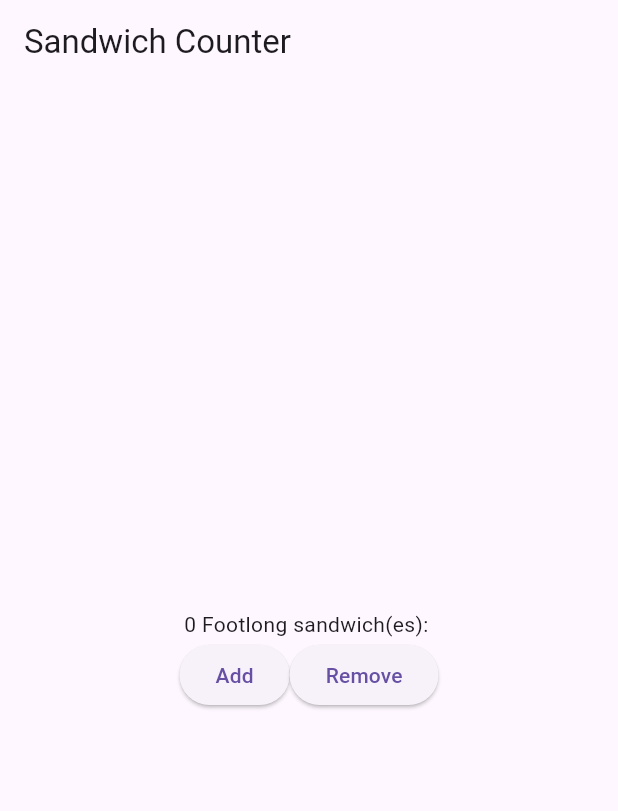
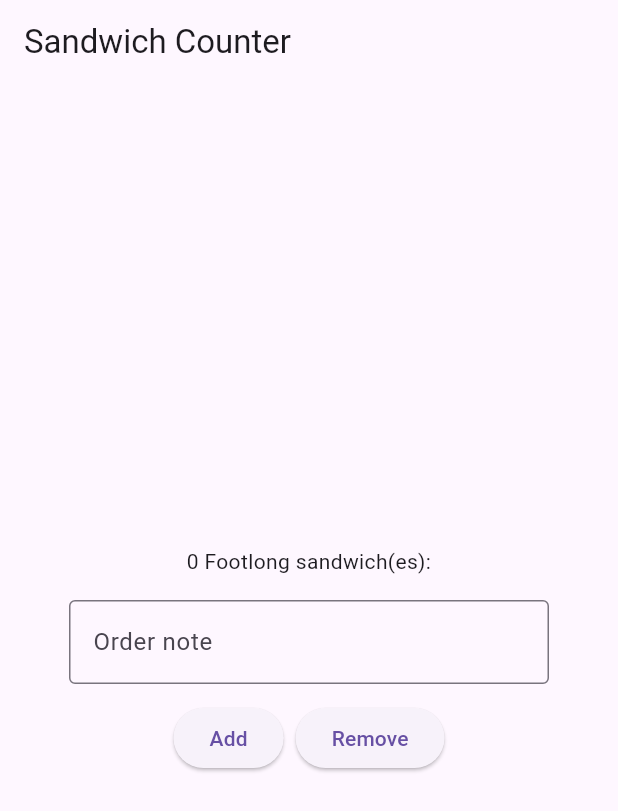
Before and after one commit to pundefined/sandwich_shop, a Flutter app: the screen it shows after launch, after a tap on "Add", after a tap on "Remove", on a phone screen of 412 x 824 dp. Shown: the top 811 px of the screen. Run offline on Flutter 3.47's test engine with Material 3 defaults, Android fonts, the phone set to English and light mode, and no system bars.

Commit message:
Add order notes field

```diff
--- a/lib/main.dart
+++ b/lib/main.dart
@@ -29,16 +29,36 @@ class OrderScreen extends StatefulWidget {
 
 class _OrderScreenState extends State<OrderScreen> {
   int _quantity = 0;
+  String _note = '';
+  late final TextEditingController _noteController;
+
+  @override
+  void initState() {
+    super.initState();
+    _noteController = TextEditingController();
+  }
+
+  @override
+  void dispose() {
+    _noteController.dispose();
+    super.dispose();
+  }
 
   void _increaseQuantity() {
     if (_quantity < widget.maxQuantity) {
-      setState(() => _quantity++);
+      setState(() {
+        _note = _noteController.text;
+        _quantity++;
+      });
     }
   }
 
   void _decreaseQuantity() {
     if (_quantity > 0) {
-      setState(() => _quantity--);
+      setState(() {
+        _note = _noteController.text;
+        _quantity--;
+      });
     }
   }
 
@@ -55,7 +75,22 @@ class _OrderScreenState extends State<OrderScreen> {
             OrderItemDisplay(
               _quantity,
               'Footlong',
+              note: _note,
             ),
+            const SizedBox(height: 16),
+            SizedBox(
+              width: 320,
+              child: TextField(
+                controller: _noteController,
+                decoration: const InputDecoration(
+                  labelText: 'Order note',
+                  hintText: 'e.g., no onions, extra pickles',
+                  border: OutlineInputBorder(),
+                ),
+                textInputAction: TextInputAction.done,
+              ),
+            ),
+            const SizedBox(height: 12),
             Row(
               mainAxisAlignment: MainAxisAlignment.center,
               children: [
@@ -63,6 +98,7 @@ class _OrderScreenState extends State<OrderScreen> {
                   onPressed: _increaseQuantity,
                   child: const Text('Add'),
                 ),
+                const SizedBox(width: 8),
                 ElevatedButton(
                   onPressed: _decreaseQuantity,
                   child: const Text('Remove'),
@@ -79,11 +115,17 @@ class _OrderScreenState extends State<OrderScreen> {
 class OrderItemDisplay extends StatelessWidget {
   final int quantity;
   final String itemType;
+  final String note;
 
-  const OrderItemDisplay(this.quantity, this.itemType, {super.key});
+  const OrderItemDisplay(this.quantity, this.itemType,
+      {super.key, this.note = ''});
 
   @override
   Widget build(BuildContext context) {
-    return Text('$quantity $itemType sandwich(es): ${'🥪' * quantity}');
+    final noteText = note.isNotEmpty ? '\nNote: $note' : '';
+    return Text(
+      '$quantity $itemType sandwich(es): ${'🥪' * quantity}$noteText',
+      textAlign: TextAlign.center,
+    );
   }
 }
```
